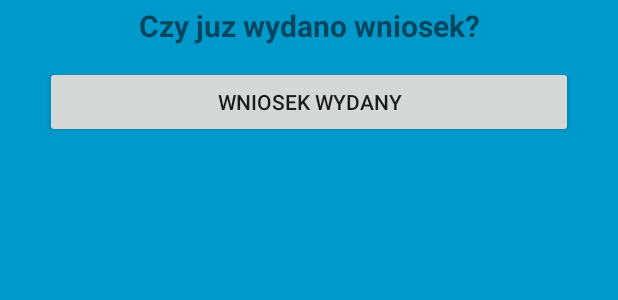
After one commit to Patiko/MedicalWorkflow, an Android app: the layout give_away_popup.xml on its own in the app's theme, with its tools: preview values and no code run, on a phone screen of 412 x 824 dp. The commit adds this screen. Shown: the top 300 px of the screen. Run offline under Robolectric (Android 15) with nearby library versions, the phone set to English and light mode, and no system bars.

Commit message:
GiveAwayPopUp added and statuses coordination changed

```diff
--- a/app/src/main/AndroidManifest.xml
+++ b/app/src/main/AndroidManifest.xml
@@ -42,6 +42,8 @@
         </activity>
         <activity android:name=".ActivitiesClass.StatusPopUp"
             android:theme="@style/AppTheme.CustomTheme"></activity>
+        <activity android:name=".ActivitiesClass.GiveAwayPopUp"
+            android:theme="@style/AppTheme.CustomTheme"></activity>
 
         <activity android:name=".ActivitiesClass.Doctor.SearchPatientForSubmissionList"/>
         <activity android:name=".ActivitiesClass.CheckSubmissionListByPatient"/>
--- a/app/src/main/java/com/example/lenovo/medicalworkflow/ActivitiesClass/AddSubmission.java
+++ b/app/src/main/java/com/example/lenovo/medicalworkflow/ActivitiesClass/AddSubmission.java
@@ -171,7 +171,7 @@ public class AddSubmission extends Activity {
                     (!docType.equals("Recepta farmaceutyczna") &&
                     sharedPreferences.getString(LoginActivity.LoggedProfileId,"").equals(LoginActivity.pharmacist))){
 
-                Toast.makeText(getApplicationContext(), "Brak odpowiednich uprawnień!",
+                Toast.makeText(getApplicationContext(), "Brak odpowiednich uprawnień! - Wybierz inny typ.",
                         Toast.LENGTH_LONG).show();
 
             } else {
--- a/app/src/main/java/com/example/lenovo/medicalworkflow/ActivitiesClass/LoginActivity.java
+++ b/app/src/main/java/com/example/lenovo/medicalworkflow/ActivitiesClass/LoginActivity.java
@@ -47,8 +47,9 @@ public class LoginActivity extends Activity {
     public static final String doctorAcceptedStatus="ZAAKCEPTOWANA PRZEZ LEKARZA";
     public static final String doctorRejectedStatus="ODRZUCONA PRZEZ LEKARZA";
     public static final String pharmacistCheckStatus="SPRAWDZANA PRZEZ FARMACEUTE";
-    public static final String pharmacistAcceptedStatus="WYDANA";
+    public static final String pharmacistAcceptedStatus="ZAAKCEPTOWANA PRZEZ FARMACEUTE";
     public static final String pharmacistRejectedStatus="ODRZUCONA PRZEZ FARMACEUTE";
+    public static final String successStatus="WYDANO";
 
 
     public static final String MyPREFERENCES = "MyPrefLoggedUser" ;
--- /dev/null
+++ b/app/src/main/res/layout/give_away_popup.xml
@@ -0,0 +1,59 @@
+<?xml version="1.0" encoding="utf-8"?>
+<LinearLayout xmlns:android="http://schemas.android.com/apk/res/android"
+    android:layout_width="match_parent"
+    android:layout_height="match_parent"
+    android:background="@android:color/holo_blue_dark"
+    android:orientation="vertical">
+
+    <RelativeLayout
+        android:id="@+id/bac_dim_layout"
+        android:layout_width="match_parent"
+        android:layout_height="match_parent">
+
+        <LinearLayout
+            android:id="@id/layout1"
+            android:layout_width="match_parent"
+            android:layout_height="wrap_content">
+
+            <TextView
+                android:id="@+id/giveAwayTV"
+                android:layout_width="match_parent"
+                android:layout_height="wrap_content"
+
+                android:gravity="center_horizontal"
+                android:paddingBottom="3sp"
+                android:paddingLeft="3sp"
+                android:paddingRight="3sp"
+                android:paddingTop="3sp"
+                android:text="@string/giveAwayQuestion"
+                android:textSize="20sp"
+                android:textStyle="bold" />
+        </LinearLayout>
+
+
+        <LinearLayout
+            android:id="@+id/layout2"
+            android:layout_width="match_parent"
+            android:layout_height="wrap_content"
+            android:layout_below="@+id/layout1"
+            android:layout_marginTop="10sp"
+            android:paddingLeft="30sp"
+            android:paddingRight="30sp"
+            android:orientation="horizontal">
+
+            <Button
+                android:id="@+id/giveAwayButton"
+                android:layout_width="match_parent"
+                android:layout_height="match_parent"
+
+                android:clickable="true"
+                android:onClick="setGiveAwayStatus"
+                android:text="@string/giveAwaySub" />
+
+
+        </LinearLayout>
+
+    </RelativeLayout>
+
+
+</LinearLayout>
--- a/app/src/main/res/values/strings.xml
+++ b/app/src/main/res/values/strings.xml
@@ -24,6 +24,8 @@
     <string name="calendarBT">Ustaw date</string>
     <string name="realisationDate">Data realizacji od dnia</string>
     <string name="expiryDate">Data ważności</string>
+    <string name="giveAwayQuestion">Czy juz wydano wniosek?</string>
+    <string name="giveAwaySub">Wniosek wydany</string>
 
     <string name="workData">Dane miejsca pracy</string>
     <string name="regon">REGON</string>
```
Also changed, not shown: app/src/main/java/com/example/lenovo/medicalworkflow/ActivitiesClass/DisplaySubmission.java (+144 -5 lines), app/src/main/java/com/example/lenovo/medicalworkflow/ActivitiesClass/GiveAwayPopUp.java (added, +88 -0 lines), app/src/main/java/com/example/lenovo/medicalworkflow/ActivitiesClass/StatusPopUp.java (+2 -43 lines), app/src/main/java/com/example/lenovo/medicalworkflow/Database/DBHelper.java (+21 -0 lines).
